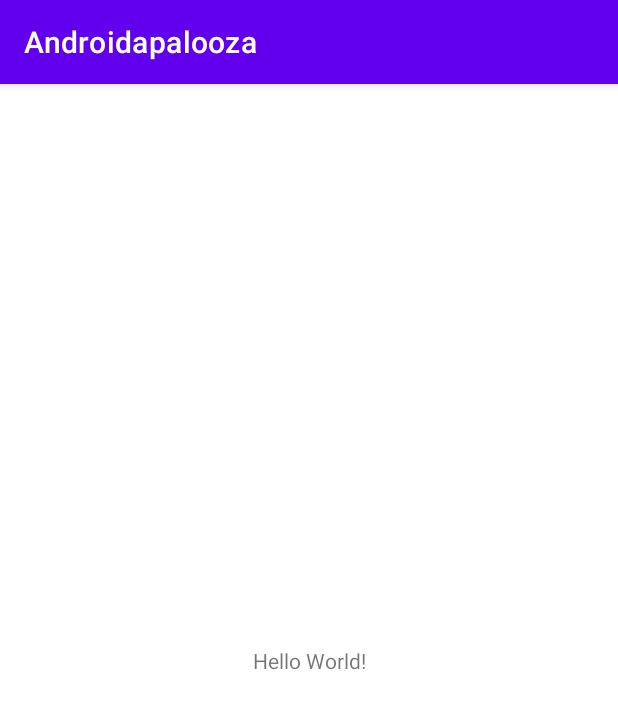
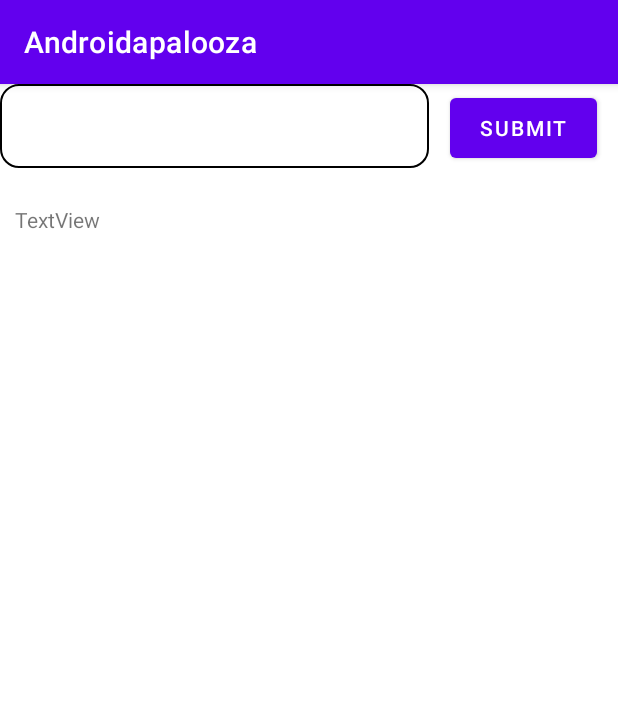
Before and after one commit to yoredad/androidapalooza, an Android app: the screen it shows after launch (MainActivity), on a phone screen of 412 x 824 dp. Shown: the top 709 px of the screen. Run offline under Robolectric (Android 15) with nearby library versions, the phone set to English and light mode, and no system bars.

Commit message:
add inputs and button handling. added input style.

```diff
--- a/app/src/main/java/org/feezor/androidapalooza/MainActivity.java
+++ b/app/src/main/java/org/feezor/androidapalooza/MainActivity.java
@@ -3,6 +3,9 @@ package org.feezor.androidapalooza;
 import androidx.appcompat.app.AppCompatActivity;
 
 import android.os.Bundle;
+import android.view.View;
+import android.widget.EditText;
+import android.widget.TextView;
 
 public class MainActivity extends AppCompatActivity {
 
@@ -11,4 +14,13 @@ public class MainActivity extends AppCompatActivity {
         super.onCreate(savedInstanceState);
         setContentView(R.layout.activity_main);
     }
+    /** Called when the user taps the Send button */
+    public void sendMessage( View view) {
+        // Do something in response to button
+        EditText editText = (EditText) findViewById(R.id.textBox);
+        String inp = editText.getText().toString().trim();
+        TextView tf = (TextView) findViewById(R.id.textView3);
+        tf.setText(inp);
+    }
+
 }
--- /dev/null
+++ b/app/src/main/res/drawable/edit_text_border.xml
@@ -0,0 +1,15 @@
+<shape
+    xmlns:android="http://schemas.android.com/apk/res/android"
+    android:shape="rectangle">
+    <solid
+        android:color="@android:color/transparent"/>
+
+    <corners
+        android:bottomRightRadius="12dp"
+        android:bottomLeftRadius="12dp"
+        android:topLeftRadius="12dp"
+        android:topRightRadius="12dp"/>
+    <stroke
+        android:color="#000000"
+        android:width="1dp"/>
+</shape>
--- a/app/src/main/res/layout/activity_main.xml
+++ b/app/src/main/res/layout/activity_main.xml
@@ -4,15 +4,70 @@
     xmlns:tools="http://schemas.android.com/tools"
     android:layout_width="match_parent"
     android:layout_height="match_parent"
-    tools:context=".MainActivity">
+    android:visibility="visible"
+    tools:context=".MainActivity"
+    tools:visibility="visible">
 
-    <TextView
+    <EditText
+        android:id="@+id/textBox"
+        android:layout_width="286dp"
+        android:layout_height="56dp"
+        android:background="@drawable/edit_text_border"
+        android:duplicateParentState="false"
+        android:editable="true"
+        android:ems="10"
+        android:inputType="textPersonName"
+        android:visibility="visible"
+        tools:layout_editor_absoluteX="16dp"
+        tools:layout_editor_absoluteY="26dp" />
+
+    <Button
+        android:id="@+id/button"
+        android:layout_width="98dp"
+        android:layout_height="52dp"
+        android:layout_marginStart="8dp"
+        android:layout_marginEnd="8dp"
+        android:onClick="sendMessage"
+        android:text="Submit"
+        android:visibility="visible"
+        app:layout_constraintBaseline_toBaselineOf="@+id/textBox"
+        app:layout_constraintEnd_toEndOf="parent"
+        app:layout_constraintStart_toEndOf="@+id/textBox" />
+
+    <androidx.constraintlayout.widget.Guideline
+        android:id="@+id/guideline2"
         android:layout_width="wrap_content"
         android:layout_height="wrap_content"
-        android:text="Hello World!"
+        android:orientation="horizontal"
+        app:layout_constraintGuide_begin="20dp" />
+
+    <ScrollView
+        android:id="@+id/scrollView2"
+        android:layout_width="388dp"
+        android:layout_height="620dp"
+        android:layout_marginStart="8dp"
+        android:layout_marginTop="8dp"
+        android:layout_marginEnd="8dp"
+        android:layout_marginBottom="8dp"
         app:layout_constraintBottom_toBottomOf="parent"
-        app:layout_constraintLeft_toLeftOf="parent"
-        app:layout_constraintRight_toRightOf="parent"
-        app:layout_constraintTop_toTopOf="parent" />
+        app:layout_constraintEnd_toEndOf="parent"
+        app:layout_constraintHorizontal_bias="0.24"
+        app:layout_constraintStart_toStartOf="parent"
+        app:layout_constraintTop_toBottomOf="@+id/textBox"
+        app:layout_constraintVertical_bias="0.22000003">
+
+        <LinearLayout
+            android:layout_width="match_parent"
+            android:layout_height="wrap_content"
+            android:orientation="vertical">
+
+            <TextView
+                android:id="@+id/textView3"
+                android:layout_width="match_parent"
+                android:layout_height="wrap_content"
+                android:lines="38"
+                android:text="TextView" />
+        </LinearLayout>
+    </ScrollView>
 
 </androidx.constraintlayout.widget.ConstraintLayout>
```
